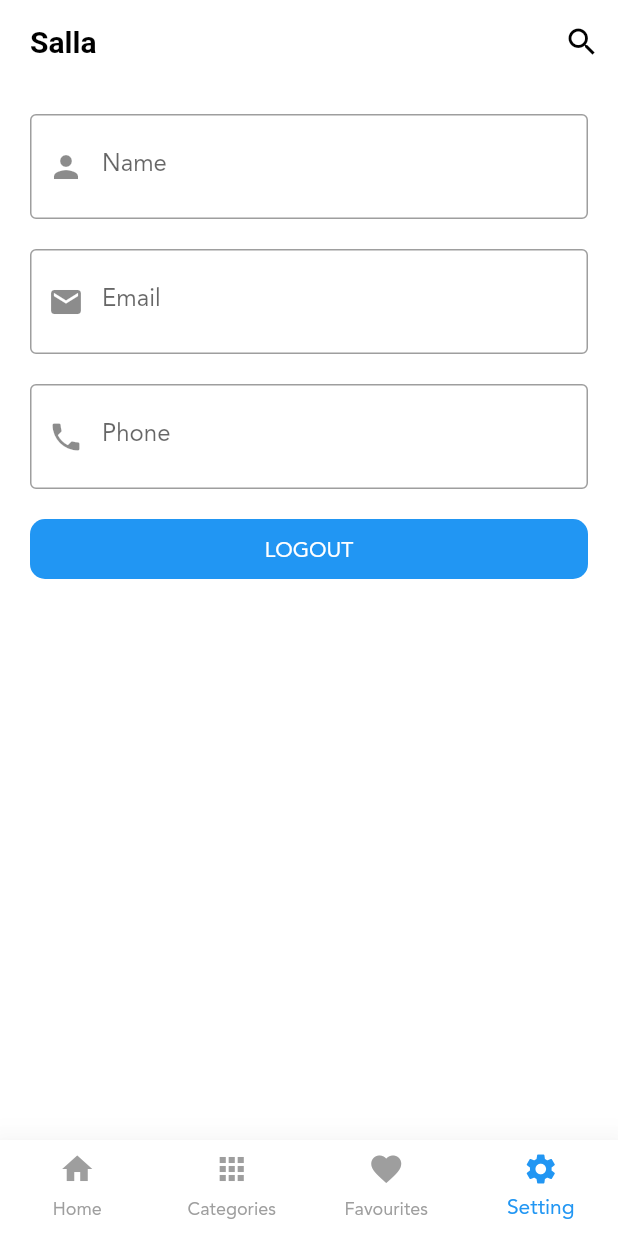
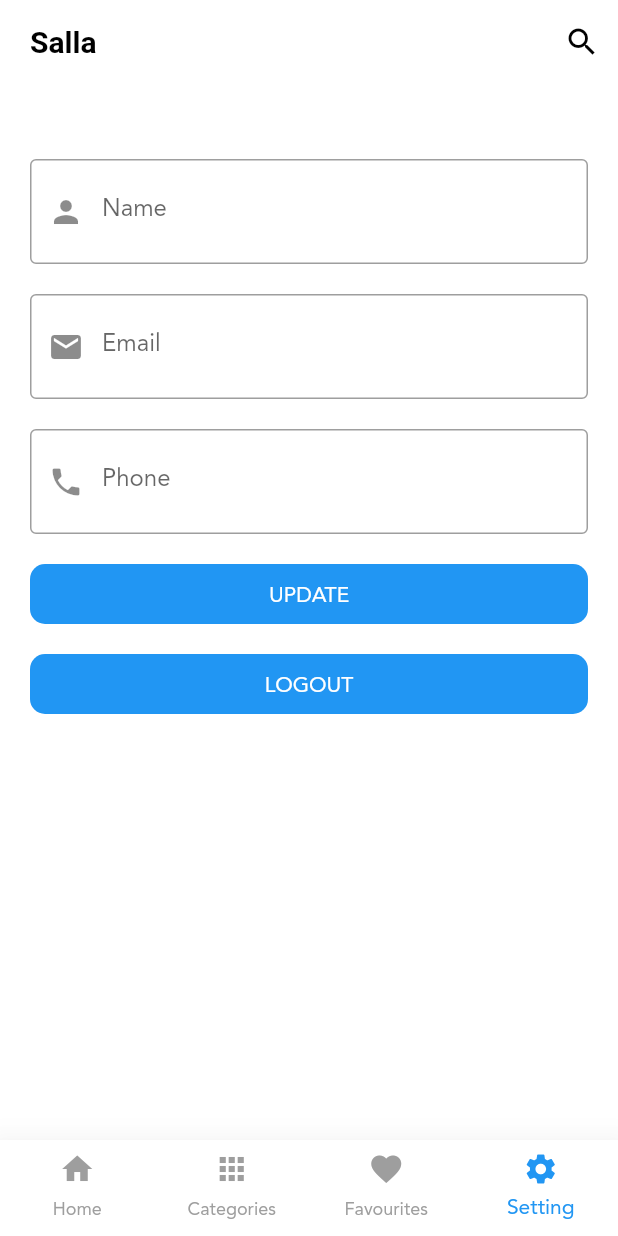
Before and after one commit to AbdelrahmanFouad1/FlutterUdemy, a Flutter app: the ShopLayout screen opened directly, item 4 of the bottom bar chosen, on a phone screen of 412 x 824 dp. Run offline on Flutter 3.47's test engine with Material 2 defaults, Android fonts, the light colour scheme and no system bars; our stand-ins replace bloc, carousel_slider, conditional_builder, dio, flutter_bloc, fluttertoast and 5 more; accounts and stored records are empty; network calls fail.

Commit message:
Update shop App

```diff
--- a/lib/layout/shop_app/cubit/states.dart
+++ b/lib/layout/shop_app/cubit/states.dart
@@ -42,3 +42,13 @@ class ShopSuccessGetUserDataStates extends ShopStates{
 }
 
 class ShopErrorGetUserDataStates extends ShopStates{}
+
+class ShopLoadingUpdateUserDataStates extends ShopStates{}
+
+class ShopSuccessUpdateUserDataStates extends ShopStates{
+  final ShopLoginModel userModel;
+
+  ShopSuccessUpdateUserDataStates(this.userModel);
+}
+
+class ShopErrorUpdateUserDataStates extends ShopStates{}
--- a/lib/modules/shop_app/settings/settings_screen.dart
+++ b/lib/modules/shop_app/settings/settings_screen.dart
@@ -7,14 +7,15 @@ import 'package:flutter/material.dart';
 import 'package:flutter_bloc/flutter_bloc.dart';
 
 class SettingsScreen extends StatelessWidget {
-
+  var formKey = GlobalKey<FormState>();
   var nameController = TextEditingController();
   var emailController = TextEditingController();
   var phoneController = TextEditingController();
+
   @override
   Widget build(BuildContext context) {
     return BlocConsumer<ShopCubit, ShopStates>(
-      listener: (BuildContext context, state) {  },
+      listener: (BuildContext context, state) {},
       builder: (BuildContext context, state) {
         var cubit = ShopCubit.get(context);
 
@@ -26,45 +27,71 @@ class SettingsScreen extends StatelessWidget {
           builder: (BuildContext context) {
             return Padding(
               padding: const EdgeInsets.all(20.0),
+              child: Form(
+                key: formKey,
+                child: SingleChildScrollView(
                   child: Column(
                     children: [
+                      if(state is ShopLoadingUpdateUserDataStates)
+                        LinearProgressIndicator(),
+                      SizedBox(height: 30.0,),
                       defaultTextField(
                         controller: nameController,
                         textInputType: TextInputType.name,
                         preFix: Icons.person,
                         label: 'Name',
-                    validator: (String value){
-                      if(value.isEmpty){
+                        validator: (String value) {
+                          if (value.isEmpty) {
                             return 'name must not be empty';
                           }
                           return null;
                         },
                       ),
-                  SizedBox(height: 20.0,),
+                      SizedBox(
+                        height: 20.0,
+                      ),
                       defaultTextField(
                         controller: emailController,
                         textInputType: TextInputType.emailAddress,
                         preFix: Icons.email,
                         label: 'Email',
-                    validator: (String value){
-                      if(value.isEmpty){
+                        validator: (String value) {
+                          if (value.isEmpty) {
                             return 'email must not be empty';
                           }
                           return null;
                         },
                       ),
-                  SizedBox(height: 20.0,),
+                      SizedBox(
+                        height: 20.0,
+                      ),
                       defaultTextField(
                         controller: phoneController,
                         textInputType: TextInputType.phone,
                         preFix: Icons.phone,
                         label: 'Phone',
-                    validator: (String value){
-                      if(value.isEmpty){
+                        validator: (String value) {
+                          if (value.isEmpty) {
                             return 'Phone must not be empty';
                           }
                           return null;
                         },
+                      ),
+                      SizedBox(
+                        height: 20.0,
+                      ),
+                      defaultButton(
+                        function: () {
+                          if (formKey.currentState.validate()) {
+                            cubit.updateUserData(
+                              name: nameController.text,
+                              email: emailController.text,
+                              phone: phoneController.text,
+                            );
+                          }
+
+                        },
+                        text: 'Update',
                       ),
                       SizedBox(
                         height: 20.0,
@@ -77,6 +104,8 @@ class SettingsScreen extends StatelessWidget {
                       ),
                     ],
                   ),
+                ),
+              ),
             );
           },
           fallback: (context) => Center(child: CircularProgressIndicator()),
--- a/lib/shared/network/end_point.dart
+++ b/lib/shared/network/end_point.dart
@@ -9,3 +9,5 @@ const GET_CATEGORIES = 'categories';
 const FAVORITES = 'favorites';
 
 const PROFILE = 'profile';
+
+const UPDATE_PROFILE = 'update-profile';
--- a/lib/shared/network/remote/dio_helper.dart
+++ b/lib/shared/network/remote/dio_helper.dart
@@ -51,4 +51,26 @@ class DioHelper {
         data : data,
     );
   }
+
+ // To update Data
+  static Future<Response> putData({
+    @required String url,
+    @required Map<String, dynamic> data,
+    Map<String, dynamic> query,
+    String lang = 'en',
+    String token,
+  })async
+  {
+    dio.options.headers = {
+      'Content-Type': 'application/json',
+      'lang' : lang,
+      'Authorization' : token ??'',
+    };
+    return await dio.put(
+      url,
+      queryParameters: query??null,
+      data : data,
+    );
+  }
+
 }
```
Also changed, not shown: lib/layout/shop_app/cubit/cubit.dart (+23 -0 lines). Lines whose indentation alone changed are shown as unchanged.
